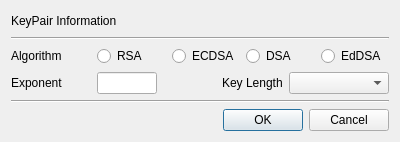
Above: BerEditor/gen_key_pair_dlg.ui from jykim74/BerEditor before the change. Below: the same form after it.
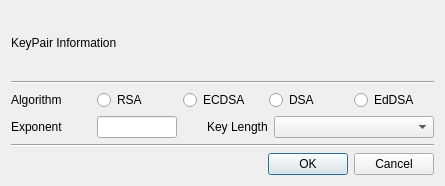
That is the form after the change.

```diff
--- a/BerEditor/gen_key_pair_dlg.ui
+++ b/BerEditor/gen_key_pair_dlg.ui
@@ -6,8 +6,8 @@
    <rect>
     <x>0</x>
     <y>0</y>
-    <width>400</width>
-    <height>142</height>
+    <width>445</width>
+    <height>186</height>
    </rect>
   </property>
   <property name="windowTitle">
@@ -85,13 +85,13 @@
       <widget class="QLineEdit" name="mExponentText">
        <property name="minimumSize">
         <size>
-         <width>60</width>
+         <width>80</width>
          <height>0</height>
         </size>
        </property>
        <property name="maximumSize">
         <size>
-         <width>60</width>
+         <width>80</width>
          <height>16777215</height>
         </size>
        </property>
@@ -111,7 +111,7 @@
       <widget class="QComboBox" name="mOptionCombo">
        <property name="minimumSize">
         <size>
-         <width>100</width>
+         <width>160</width>
          <height>0</height>
         </size>
        </property>
```
